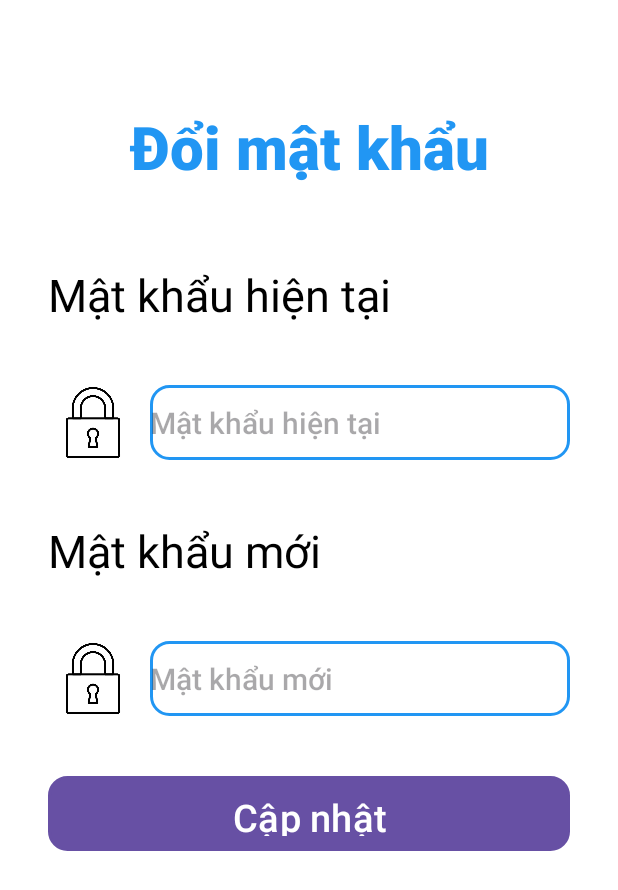
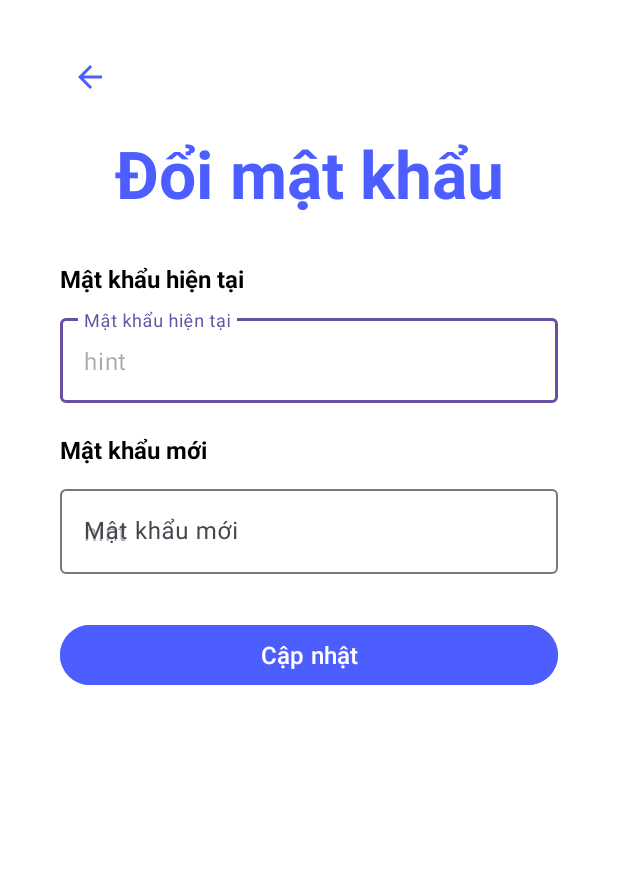
Before and after one commit to RomlaTao/androidstu_androidapp, an Android app: the DoiMatKhau screen opened directly, with no data from a screen before it, on a phone screen of 412 x 824 dp. Shown: the top 890 px of the screen. Run offline under Robolectric (Android 15) with nearby library versions, the phone set to English and light mode, and no system bars; Roboto replaces fonts that are not available here.

Commit message:
Duy 26.5.2025 (2)

```diff
--- a/app/src/main/AndroidManifest.xml
+++ b/app/src/main/AndroidManifest.xml
@@ -22,7 +22,7 @@
             android:name=".CapNhatThongTin"
             android:exported="false" />
         <activity
-            android:name=".DoiMatKhau"
+            android:name=".view.DoiMatKhau"
             android:exported="false" />
         <activity
             android:name=".ThongTin"
--- a/app/src/main/java/com/example/heath_android/DoiMatKhau.java
+++ /dev/null
@@ -1,64 +0,0 @@
-package com.example.heath_android;
-
-import android.os.Bundle;
-import android.widget.*;
-import android.view.View;
-import androidx.activity.EdgeToEdge;
-import android.content.SharedPreferences;
-import androidx.appcompat.app.AppCompatActivity;
-import androidx.core.graphics.Insets;
-import androidx.core.view.ViewCompat;
-import androidx.core.view.WindowInsetsCompat;
-
-public class DoiMatKhau extends AppCompatActivity {
-
-    EditText edtMatKhauHienTai, edtMatKhauMoi;
-    Button btnCapNhat;
-    DatabaseInformation db;
-
-    @Override
-    protected void onCreate(Bundle savedInstanceState) {
-        super.onCreate(savedInstanceState);
-        EdgeToEdge.enable(this);
-        setContentView(R.layout.activity_doi_mat_khau);
-        ViewCompat.setOnApplyWindowInsetsListener(findViewById(R.id.main), (v, insets) -> {
-            Insets systemBars = insets.getInsets(WindowInsetsCompat.Type.systemBars());
-            v.setPadding(systemBars.left, systemBars.top, systemBars.right, systemBars.bottom);
-            return insets;
-        });
-        edtMatKhauHienTai = findViewById(R.id.edtMatKhauHienTai);
-        edtMatKhauMoi = findViewById(R.id.edtMatKhauMoi);
-        btnCapNhat = findViewById(R.id.btnCapNhat);
-
-        db = new DatabaseInformation(this);
-
-        btnCapNhat.setOnClickListener(new View.OnClickListener() {
-            @Override
-            public void onClick(View v) {
-                String mkHienTai = edtMatKhauHienTai.getText().toString().trim();
-                String mkMoi = edtMatKhauMoi.getText().toString().trim();
-
-                if (mkHienTai.isEmpty() || mkMoi.isEmpty()) {
-                    Toast.makeText(DoiMatKhau.this, "Vui lòng nhập đầy đủ thông tin", Toast.LENGTH_SHORT).show();
-                    return;
-                }
-
-                // Lấy tên đăng nhập hiện tại (giả sử truyền từ MainActivity hoặc lưu SharedPreferences)
-                SharedPreferences prefs = getSharedPreferences("MyPrefs", MODE_PRIVATE);
-                String tenDangNhap = prefs.getString("tenDangNhap", null);
-
-                if (tenDangNhap != null && db.checkUser(tenDangNhap, mkHienTai)) {
-                    boolean updated = db.updatePassword(tenDangNhap, mkMoi);
-                    if (updated) {
-                        Toast.makeText(DoiMatKhau.this, "Đổi mật khẩu thành công", Toast.LENGTH_SHORT).show();
-                        finish(); // quay lại giao diện đăng nhập hoặc Thông tin
-                    } else {
-                        Toast.makeText(DoiMatKhau.this, "Đổi mật khẩu thất bại", Toast.LENGTH_SHORT).show();
-                    }
-                } else {
-                    Toast.makeText(DoiMatKhau.this, "Mật khẩu hiện tại không đúng", Toast.LENGTH_SHORT).show();
-                }
-            }
-        });
-    }
-}
--- /dev/null
+++ b/app/src/main/java/com/example/heath_android/api/ChangePassAuthApi.java
@@ -0,0 +1,15 @@
+package com.example.heath_android.api;
+import com.example.heath_android.model.ChangePassRequest;
+import com.example.heath_android.model.ChangePassResponse;
+
+import retrofit2.Call;
+import retrofit2.http.Body;
+import retrofit2.http.Header;
+import retrofit2.http.POST;
+public interface ChangePassAuthApi {
+    @POST("/auth/change-password")
+    Call<ChangePassResponse> changePassword(
+            @Header("Authorization") String token,
+            @Body ChangePassRequest request
+    );
+}
--- /dev/null
+++ b/app/src/main/java/com/example/heath_android/model/ChangePassRequest.java
@@ -0,0 +1,11 @@
+package com.example.heath_android.model;
+
+public class ChangePassRequest {
+    private String currentPassword;
+    private String newPassword;
+
+    public ChangePassRequest(String currentPassword, String newPassword) {
+        this.currentPassword = currentPassword;
+        this.newPassword = newPassword;
+    }
+}
--- /dev/null
+++ b/app/src/main/java/com/example/heath_android/model/ChangePassResponse.java
@@ -0,0 +1,19 @@
+package com.example.heath_android.model;
+
+public class ChangePassResponse {
+    private String message;
+    private String token;
+    private long expiresIn;
+
+    public String getMessage() {
+        return message;
+    }
+
+    public String getToken() {
+        return token;
+    }
+
+    public long getExpiresIn() {
+        return expiresIn;
+    }
+}
--- /dev/null
+++ b/app/src/main/java/com/example/heath_android/repository/ChangePassRepository.java
@@ -0,0 +1,35 @@
+package com.example.heath_android.repository;
+import android.util.Log;
+
+import androidx.lifecycle.MutableLiveData;
+
+import com.example.heath_android.api.ChangePassAuthApi;
+import com.example.heath_android.model.ChangePassRequest;
+import com.example.heath_android.model.ChangePassResponse;
+import com.example.heath_android.utils.ChangePassRetrofitClient;
+
+import retrofit2.Call;
+import retrofit2.Callback;
+import retrofit2.Response;
+public class ChangePassRepository {
+    private final ChangePassAuthApi authApi = ChangePassRetrofitClient.getInstance().create(ChangePassAuthApi.class);
+
+    public void doiMatKhau(String token, ChangePassRequest request, MutableLiveData<ChangePassResponse> liveData, MutableLiveData<String> errorData) {
+        authApi.changePassword("Bearer " + token, request).enqueue(new Callback<ChangePassResponse>() {
+            @Override
+            public void onResponse(Call<ChangePassResponse> call, Response<ChangePassResponse> response) {
+                if (response.isSuccessful() && response.body() != null) {
+                    liveData.setValue(response.body());
+                } else {
+                    errorData.setValue("Mật khẩu hiện tại không đúng hoặc lỗi máy chủ");
+                    Log.e("API_ERROR", "Response code: " + response.code());
+                }
+            }
+
+            @Override
+            public void onFailure(Call<ChangePassResponse> call, Throwable t) {
+                errorData.setValue("Không thể kết nối máy chủ: " + t.getMessage());
+            }
+        });
+    }
+}
--- /dev/null
+++ b/app/src/main/java/com/example/heath_android/utils/ChangePassRetrofitClient.java
@@ -0,0 +1,17 @@
+package com.example.heath_android.utils;
+import retrofit2.Retrofit;
+import retrofit2.converter.gson.GsonConverterFactory;
+public class ChangePassRetrofitClient {
+    private static Retrofit retrofit;
+    private static final String BASE_URL = "http://10.0.2.2/"; // thay bằng IP backend thật
+
+    public static Retrofit getInstance() {
+        if (retrofit == null) {
+            retrofit = new Retrofit.Builder()
+                    .baseUrl(BASE_URL)
+                    .addConverterFactory(GsonConverterFactory.create())
+                    .build();
+        }
+        return retrofit;
+    }
+}
--- a/app/src/main/java/com/example/heath_android/view/DangKi.java
+++ b/app/src/main/java/com/example/heath_android/view/DangKi.java
@@ -11,15 +11,10 @@ import androidx.core.view.WindowInsetsCompat;
 import com.example.heath_android.viewmodel.SignUpAuthViewModel;
 import androidx.lifecycle.ViewModelProvider;
 
-import retrofit2.Call;
-import retrofit2.Callback;
-import retrofit2.Response;
-
 import com.example.heath_android.repository.SignUpRepository;
 import com.example.heath_android.DatabaseInformation;
 import com.example.heath_android.R;
 import com.example.heath_android.model.SignUpRequest;
-import com.example.heath_android.model.SignUpResponse;
 
 public class DangKi extends AppCompatActivity {
 
@@ -44,7 +39,7 @@ public class DangKi extends AppCompatActivity {
         edtEmail = findViewById(R.id.edtHoVaTen);
         edtMatKhau = findViewById(R.id.edtMatKhauDangKi);
         btnDangKi = findViewById(R.id.btnDangKi2);
-        btnQuayLaiDangNhap = findViewById(R.id.btnQuayLaiDangNhap);
+        btnQuayLaiDangNhap = findViewById(R.id.btnQuayLai);
         tvDangNhapTaiKhoan = findViewById(R.id.tvDangNhapTaiKhoan);
 
         db = new DatabaseInformation(this);
--- /dev/null
+++ b/app/src/main/java/com/example/heath_android/view/DoiMatKhau.java
@@ -0,0 +1,75 @@
+package com.example.heath_android.view;
+
+import android.os.Bundle;
+import android.widget.*;
+import android.view.View;
+import androidx.activity.EdgeToEdge;
+import android.content.SharedPreferences;
+import androidx.appcompat.app.AppCompatActivity;
+import androidx.core.graphics.Insets;
+import androidx.core.view.ViewCompat;
+import androidx.core.view.WindowInsetsCompat;
+import com.example.heath_android.viewmodel.ChangePassAuthViewModel;
+import androidx.lifecycle.ViewModelProvider;
+
+import com.example.heath_android.DatabaseInformation;
+import com.example.heath_android.R;
+
+public class DoiMatKhau extends AppCompatActivity {
+
+    EditText edtMatKhauHienTai, edtMatKhauMoi;
+    Button btnCapNhat;
+    DatabaseInformation db;
+    ChangePassAuthViewModel viewModel;
+
+    @Override
+    protected void onCreate(Bundle savedInstanceState) {
+        super.onCreate(savedInstanceState);
+        EdgeToEdge.enable(this);
+        setContentView(R.layout.activity_doi_mat_khau);
+        ViewCompat.setOnApplyWindowInsetsListener(findViewById(R.id.main), (v, insets) -> {
+            Insets systemBars = insets.getInsets(WindowInsetsCompat.Type.systemBars());
+            v.setPadding(systemBars.left, systemBars.top, systemBars.right, systemBars.bottom);
+            return insets;
+        });
+        edtMatKhauHienTai = findViewById(R.id.edtMatKhauHienTai);
+        edtMatKhauMoi = findViewById(R.id.edtMatKhauMoi);
+        btnCapNhat = findViewById(R.id.btnCapNhatMatKhau);
+
+        viewModel = new ViewModelProvider(this).get(ChangePassAuthViewModel.class);
+
+        // Lấy token đã lưu
+        SharedPreferences prefs = getSharedPreferences("MyPrefs", MODE_PRIVATE);
+        String token = prefs.getString("jwt_token", null);
+
+        btnCapNhat.setOnClickListener(v -> {
+            String mkHienTai = edtMatKhauHienTai.getText().toString().trim();
+            String mkMoi = edtMatKhauMoi.getText().toString().trim();
+
+            if (mkHienTai.isEmpty() || mkMoi.isEmpty()) {
+                Toast.makeText(this, "Vui lòng nhập đầy đủ thông tin", Toast.LENGTH_SHORT).show();
+                return;
+            }
+
+            if (token == null) {
+                Toast.makeText(this, "Bạn chưa đăng nhập!", Toast.LENGTH_SHORT).show();
+                return;
+            }
+
+            viewModel.changePass(token, mkHienTai, mkMoi);
+        });
+
+        viewModel.responseLiveData.observe(this, response -> {
+            Toast.makeText(this, response.getMessage(), Toast.LENGTH_SHORT).show();
+            // Cập nhật token mới nếu cần
+            SharedPreferences.Editor editor = prefs.edit();
+            editor.putString("jwt_token", response.getToken());
+            editor.apply();
+            finish();
+        });
+
+        viewModel.errorLiveData.observe(this, error -> {
+            Toast.makeText(this, error, Toast.LENGTH_SHORT).show();
+        });
+    }
+}
--- /dev/null
+++ b/app/src/main/java/com/example/heath_android/viewmodel/ChangePassAuthViewModel.java
@@ -0,0 +1,18 @@
+package com.example.heath_android.viewmodel;
+import androidx.lifecycle.MutableLiveData;
+import androidx.lifecycle.ViewModel;
+
+import com.example.heath_android.model.ChangePassRequest;
+import com.example.heath_android.model.ChangePassResponse;
+import com.example.heath_android.repository.ChangePassRepository;
+public class ChangePassAuthViewModel extends ViewModel {
+    private final ChangePassRepository repository = new ChangePassRepository();
+
+    public MutableLiveData<ChangePassResponse> responseLiveData = new MutableLiveData<>();
+    public MutableLiveData<String> errorLiveData = new MutableLiveData<>();
+
+    public void changePass(String token, String matKhauCu, String matKhauMoi) {
+        ChangePassRequest request = new ChangePassRequest(matKhauCu, matKhauMoi);
+        repository.doiMatKhau(token, request, responseLiveData, errorLiveData);
+    }
+}
--- a/app/src/main/res/layout/activity_dang_ki.xml
+++ b/app/src/main/res/layout/activity_dang_ki.xml
@@ -11,7 +11,7 @@
 
     <!-- Back Arrow -->
     <ImageButton
-        android:id="@+id/btnQuayLaiDangNhap"
+        android:id="@+id/btnQuayLai"
         android:layout_marginHorizontal="16dp"
         android:layout_width="39dp"
         android:layout_height="30dp"
@@ -35,7 +35,7 @@
         android:textStyle="bold"
         app:layout_constraintEnd_toEndOf="parent"
         app:layout_constraintStart_toStartOf="parent"
-        app:layout_constraintTop_toBottomOf="@id/btnQuayLaiDangNhap" />
+        app:layout_constraintTop_toBottomOf="@id/btnQuayLai" />
 
     <!-- Subtitle -->
     <TextView
--- a/app/src/main/res/layout/activity_doi_mat_khau.xml
+++ b/app/src/main/res/layout/activity_doi_mat_khau.xml
@@ -5,132 +5,77 @@
     android:id="@+id/main"
     android:layout_width="match_parent"
     android:layout_height="match_parent"
-    tools:context=".DoiMatKhau">
+    android:background="@color/white"
+    tools:context=".view.DoiMatKhau">
 
-    <ImageView
-        android:id="@+id/fullScreenImage"
-        android:layout_width="0dp"
-        android:layout_height="0dp"
-        android:background="@color/white"
-        android:scaleType="centerCrop"
-        app:layout_constraintBottom_toBottomOf="parent"
+
+    <ImageButton
+        android:id="@+id/btnQuayLai2"
+        android:layout_width="39dp"
+        android:layout_height="30dp"
+        android:layout_marginHorizontal="16dp"
+        android:layout_marginStart="40dp"
+        android:layout_marginTop="36dp"
+        android:background="?attr/selectableItemBackgroundBorderless"
+        android:backgroundTint="@color/black"
+        android:contentDescription="Back"
+        android:src="@drawable/ic_back_arrow"
         app:layout_constraintEnd_toEndOf="parent"
         app:layout_constraintHorizontal_bias="0.0"
         app:layout_constraintStart_toStartOf="parent"
-        app:layout_constraintTop_toTopOf="parent"
-        app:layout_constraintVertical_bias="1.0" />
+        app:layout_constraintTop_toTopOf="parent" />
 
-    <Button
-        android:id="@+id/btnCapNhat"
+    <com.google.android.material.textfield.TextInputLayout
+        android:id="@+id/textInputLayout"
         android:layout_width="0dp"
-        android:layout_height="50dp"
-        android:layout_marginStart="32dp"
-        android:layout_marginTop="40dp"
-        android:layout_marginEnd="32dp"
-        android:background="@drawable/bg_textview_border"
-        android:backgroundTint="#03A9F4"
-        android:fontFamily="sans-serif-medium"
-        android:text="Cập nhật"
-        android:textColor="@color/white"
-        android:textSize="25sp"
+        android:layout_height="wrap_content"
+        android:layout_marginStart="40dp"
+        android:layout_marginTop="10dp"
+        android:layout_marginEnd="40dp"
+        android:hint="Mật khẩu hiện tại"
         app:layout_constraintEnd_toEndOf="parent"
         app:layout_constraintHorizontal_bias="0.0"
         app:layout_constraintStart_toStartOf="parent"
-        app:layout_constraintTop_toBottomOf="@+id/edtMatKhauMoi" />
+        app:layout_constraintTop_toBottomOf="@+id/tvMatKhauHienTai">
 
-    <EditText
-        android:id="@+id/edtMatKhauMoi"
+        <com.google.android.material.textfield.TextInputEditText
+            android:id="@+id/edtMatKhauHienTai"
+            android:textColor="@color/black"
+            android:layout_width="match_parent"
+            android:layout_height="wrap_content"
+            android:hint="hint" />
+    </com.google.android.material.textfield.TextInputLayout>
+
+    <com.google.android.material.textfield.TextInputLayout
+        android:id="@+id/textInputLayout2"
         android:layout_width="0dp"
-        android:layout_height="50dp"
-        android:layout_marginStart="100dp"
-        android:layout_marginTop="40dp"
-        android:layout_marginEnd="32dp"
-        android:background="@drawable/bg_textview_border"
-        android:ems="10"
-        android:fontFamily="sans-serif-medium"
+        android:layout_height="wrap_content"
+        android:layout_marginStart="40dp"
+        android:layout_marginTop="10dp"
+        android:layout_marginEnd="40dp"
         android:hint="Mật khẩu mới"
-        android:inputType="textPassword"
-        android:textColor="@color/black"
-        android:textSize="20sp"
         app:layout_constraintEnd_toEndOf="parent"
         app:layout_constraintHorizontal_bias="0.0"
         app:layout_constraintStart_toStartOf="parent"
-        app:layout_constraintTop_toBottomOf="@+id/tvMatKhauMoi" />
+        app:layout_constraintTop_toBottomOf="@+id/tvMatKhauMoi">
 
-    <EditText
-        android:id="@+id/edtMatKhauHienTai"
-        android:layout_width="0dp"
-        android:layout_height="50dp"
-        android:layout_marginStart="100dp"
-        android:layout_marginTop="40dp"
-        android:layout_marginEnd="32dp"
-        android:background="@drawable/bg_textview_border"
-        android:ems="10"
-        android:fontFamily="sans-serif-medium"
-        android:hint="Mật khẩu hiện tại"
-        android:inputType="textPassword"
-        android:textColor="@color/black"
-        android:textSize="20sp"
-        app:layout_constraintEnd_toEndOf="parent"
-        app:layout_constraintHorizontal_bias="0.0"
-        app:layout_constraintStart_toStartOf="parent"
-        app:layout_constraintTop_toBottomOf="@+id/tvMatKhauHienTai" />
-
-    <TextView
-        android:id="@+id/tvDoiMatKhau"
-        android:layout_width="0dp"
-        android:layout_height="76dp"
-        android:layout_marginStart="32dp"
-        android:layout_marginTop="60dp"
-        android:layout_marginEnd="32dp"
-        android:fontFamily="sans-serif-medium"
-        android:gravity="center"
-        android:text="Đổi mật khẩu"
-        android:textAlignment="center"
-        android:textColor="#2196F3"
-        android:textSize="40sp"
-        android:textStyle="bold"
-        app:layout_constraintEnd_toEndOf="parent"
-        app:layout_constraintStart_toStartOf="parent"
-        app:layout_constraintTop_toTopOf="parent" />
-
-    <ImageView
-        android:id="@+id/imgMatKhauHienTai"
-        android:layout_width="0dp"
-        android:layout_height="50dp"
-        android:layout_marginStart="32dp"
-        android:layout_marginTop="40dp"
-        android:layout_marginEnd="320dp"
-        app:layout_constraintEnd_toEndOf="parent"
-        app:layout_constraintHorizontal_bias="0.0"
-        app:layout_constraintStart_toStartOf="parent"
-        app:layout_constraintTop_toBottomOf="@+id/tvMatKhauHienTai"
-        app:srcCompat="@drawable/password" />
-
-    <ImageView
-        android:id="@+id/imgMatKhauMoi"
-        android:layout_width="0dp"
-        android:layout_height="50dp"
-        android:layout_marginStart="32dp"
-        android:layout_marginTop="40dp"
-        android:layout_marginEnd="320dp"
-        app:layout_constraintEnd_toEndOf="parent"
-        app:layout_constraintHorizontal_bias="0.0"
-        app:layout_constraintStart_toStartOf="parent"
-        app:layout_constraintTop_toBottomOf="@+id/tvMatKhauMoi"
-        app:srcCompat="@drawable/password" />
+        <com.google.android.material.textfield.TextInputEditText
+            android:id="@+id/edtMatKhauMoi"
+            android:textColor="@color/black"
+            android:layout_width="match_parent"
+            android:layout_height="wrap_content"
+            android:hint="hint" />
+    </com.google.android.material.textfield.TextInputLayout>
 
     <TextView
         android:id="@+id/tvMatKhauHienTai"
-        android:layout_width="0dp"
+        android:layout_width="wrap_content"
         android:layout_height="wrap_content"
-        android:layout_marginStart="32dp"
-        android:layout_marginTop="40dp"
-        android:layout_marginEnd="100dp"
-        android:fontFamily="sans-serif-thin"
+        android:layout_marginStart="40dp"
+        android:layout_marginTop="30dp"
         android:text="Mật khẩu hiện tại"
         android:textColor="@color/black"
-        android:textSize="30sp"
+        android:textSize="16sp"
         android:textStyle="bold"
         app:layout_constraintEnd_toEndOf="parent"
         app:layout_constraintHorizontal_bias="0.0"
@@ -139,18 +84,49 @@
 
     <TextView
         android:id="@+id/tvMatKhauMoi"
+        android:layout_width="wrap_content"
+        android:layout_height="wrap_content"
+        android:layout_marginStart="40dp"
+        android:layout_marginTop="20dp"
+        android:text="Mật khẩu mới"
+        android:textColor="@color/black"
+        android:textSize="16sp"
+        android:textStyle="bold"
+        app:layout_constraintEnd_toEndOf="parent"
+        app:layout_constraintHorizontal_bias="0.0"
+        app:layout_constraintStart_toStartOf="parent"
+        app:layout_constraintTop_toBottomOf="@+id/textInputLayout" />
+
+    <TextView
+        android:id="@+id/tvDoiMatKhau"
         android:layout_width="0dp"
         android:layout_height="wrap_content"
-        android:layout_marginStart="32dp"
-        android:layout_marginTop="40dp"
-        android:layout_marginEnd="150dp"
-        android:fontFamily="sans-serif-thin"
-        android:text="Mật khẩu mới"
-        android:textColor="@color/black"
-        android:textSize="30sp"
+        android:layout_marginStart="40dp"
+        android:layout_marginTop="20dp"
+        android:layout_marginEnd="40dp"
+        android:text="Đổi mật khẩu"
+        android:textAlignment="center"
+        android:textColor="#4C5EFF"
+        android:textSize="44sp"
         android:textStyle="bold"
         app:layout_constraintEnd_toEndOf="parent"
+        app:layout_constraintHorizontal_bias="0.0"
         app:layout_constraintStart_toStartOf="parent"
-        app:layout_constraintTop_toBottomOf="@+id/edtMatKhauHienTai" />
+        app:layout_constraintTop_toBottomOf="@+id/btnQuayLai2" />
+
+    <Button
+        android:id="@+id/btnCapNhatMatKhau"
+        android:layout_width="0dp"
+        android:layout_height="wrap_content"
+        android:layout_marginStart="40dp"
+        android:layout_marginTop="30dp"
+        android:layout_marginEnd="40dp"
+        android:backgroundTint="#4C5EFF"
+        android:text="Cập nhật"
+        android:textSize="16sp"
+        app:layout_constraintEnd_toEndOf="parent"
+        app:layout_constraintHorizontal_bias="0.0"
+        app:layout_constraintStart_toStartOf="parent"
+        app:layout_constraintTop_toBottomOf="@+id/textInputLayout2" />
 
 </androidx.constraintlayout.widget.ConstraintLayout>
```
